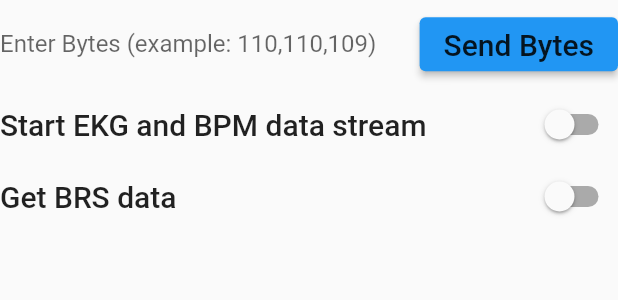
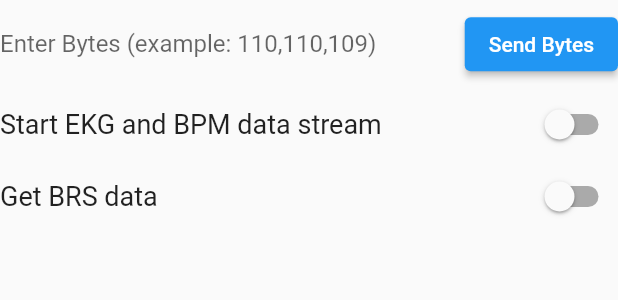
Before and after one commit to marcmathys/impuls-app, a Flutter app: the BluetoothCommandBar widget shown alone on an empty page, opened directly with empty values, on a phone screen of 412 x 824 dp. Shown: the top 300 px of the screen. Run offline on Flutter 3.47's test engine with Material 2 defaults, Android fonts, the phone set to English and light mode, and no system bars; our stand-ins replace cloud_firestore, firebase_auth, firebase_core, flutter_blue, flutter_riverpod, get and 2 more; accounts and stored records are empty; Roboto replaces fonts that are missing (Montserrat).

Commit message:
Styling changes

```diff
--- a/lib/Adminpanel/test_byte_array_bar.dart
+++ b/lib/Adminpanel/test_byte_array_bar.dart
@@ -4,6 +4,7 @@ import 'dart:typed_data';
 import 'package:flutter/material.dart';
 import 'package:flutter_riverpod/flutter_riverpod.dart';
 import 'package:impulsrefactor/States/stimulation_service.dart';
+import 'package:impulsrefactor/Style/themes.dart';
 
 class ByteArrayTestBar extends StatefulWidget {
   @override
@@ -38,10 +39,10 @@ class _ByteArrayTestBarState extends State<ByteArrayTestBar> {
   Widget build(BuildContext context) {
     return Column(
       children: [
-        Text(currentSentValue, style: Theme.of(context).textTheme.bodyText1),
+        Text(currentSentValue, style: Themes.getDefaultTextStyle()),
         Row(
           children: [
-            Text('Send byte values 0 - 1023 to EKG. Format: 0|High|Low', style: Theme.of(context).textTheme.bodyText1),
+            Text('Send byte values 0 - 1023 to EKG. Format: 0|High|Low', style: Themes.getSmallTextStyle()),
             Switch(
                 value: zeroHighLow,
                 onChanged: (value) {
--- /dev/null
+++ b/lib/Style/themes.dart
@@ -0,0 +1,27 @@
+import 'package:flutter/material.dart';
+
+class Themes {
+  static TextStyle getDefaultTextStyle() {
+    return TextStyle(fontSize: 18);
+  }
+
+  static TextStyle getSmallTextStyle() {
+    return TextStyle(fontSize: 12);
+  }
+
+  static TextStyle getButtonTextStyle() {
+    return TextStyle(fontSize: 14);
+  }
+
+  static TextStyle getErrorTextStyle() {
+    return TextStyle(fontSize: 20, fontWeight: FontWeight.bold, color: Colors.red);
+  }
+
+  static TextStyle getHeadingTextStyle() {
+    return TextStyle(fontSize: 24, fontWeight: FontWeight.bold);
+  }
+
+  static double getMoney() {
+    return double.infinity;
+  }
+}
--- a/lib/Views/Components/app_wide_components.dart
+++ b/lib/Views/Components/app_wide_components.dart
@@ -1,3 +1,5 @@
+import 'dart:ui';
+
 import 'package:flutter/material.dart';
 import 'package:impulsrefactor/Services/firebase_service.dart';
 
@@ -12,7 +14,7 @@ class Components {
     return AppBar(
       leading: Container(),
       centerTitle: true,
-      title: Text(title, style: Theme.of(context).textTheme.bodyText1),
+      title: Text(title, style: TextStyle(fontSize: 24, fontWeight: FontWeight.bold)),
       actions: [
         Visibility(
           visible: showLogoutButton(context),
--- a/lib/Views/Components/patient_tile_component.dart
+++ b/lib/Views/Components/patient_tile_component.dart
@@ -3,6 +3,7 @@ import 'package:impulsrefactor/Entities/patient.dart';
 import 'package:impulsrefactor/Services/firebase_service.dart';
 import 'package:impulsrefactor/States/current_patient.dart';
 import 'package:flutter_riverpod/flutter_riverpod.dart';
+import 'package:impulsrefactor/Style/themes.dart';
 
 class PatientTile extends StatelessWidget {
   PatientTile(this.patient);
@@ -26,7 +27,7 @@ class PatientTile extends StatelessWidget {
           mainAxisAlignment: MainAxisAlignment.spaceBetween,
           children: <Widget>[
             Flexible(flex: 1, child: Icon(patient.icon)),
-            Flexible(flex: 2, child: Text(patient.moodleID, style: Theme.of(context).textTheme.bodyText1)),
+            Flexible(flex: 2, child: Text(patient.moodleID, style: Themes.getDefaultTextStyle())),
             Flexible(flex: 1, child: Icon(Icons.keyboard_arrow_right)),
           ],
         ),
--- a/lib/Views/Components/stimulation_component.dart
+++ b/lib/Views/Components/stimulation_component.dart
@@ -3,6 +3,7 @@ import 'package:impulsrefactor/Helpers/byte_conversion.dart';
 import 'package:impulsrefactor/States/session_step.dart';
 import 'package:impulsrefactor/States/session_state.dart';
 import 'package:impulsrefactor/States/stimulation_service.dart';
+import 'package:impulsrefactor/Style/themes.dart';
 import 'package:impulsrefactor/Views/Components/ekg_chart_component.dart';
 import 'package:impulsrefactor/Views/Components/progress_bar_component.dart';
 import 'package:flutter_riverpod/flutter_riverpod.dart';
@@ -41,7 +42,7 @@ class _StimulationState extends State<Stimulation> {
                 decoration: BoxDecoration(border: Border.all(width: 1, color: Colors.indigo)),
                 child: Column(
                   children: <Widget>[
-                    Text('Treatment progress', style: Theme.of(context).textTheme.bodyText1),
+                    Text('Treatment progress', style: Themes.getDefaultTextStyle()),
                     SizedBox(height: 5),
                     ProgressRing(
                         key: _progressBarKey,
@@ -68,7 +69,7 @@ class _StimulationState extends State<Stimulation> {
                             context.read(sessionStepProvider.notifier).increment();
                           }
                         : null,
-                    child: Text('Next threshold\ndetermination', style: Theme.of(context).textTheme.bodyText1)),
+                    child: Text('Next threshold\ndetermination', style: Themes.getButtonTextStyle())),
               )
             ],
           ),
--- a/lib/Views/Debug/bluetooth_command_bar.dart
+++ b/lib/Views/Debug/bluetooth_command_bar.dart
@@ -5,6 +5,7 @@ import 'package:impulsrefactor/States/bpm_service.dart';
 import 'package:impulsrefactor/States/brs_service.dart';
 import 'package:impulsrefactor/States/ekg_service.dart';
 import 'package:impulsrefactor/States/stimulation_service.dart';
+import 'package:impulsrefactor/Style/themes.dart';
 import 'package:impulsrefactor/Views/Components/ekg_chart_component.dart';
 import 'package:flutter_riverpod/flutter_riverpod.dart';
 
@@ -53,14 +54,14 @@ class _BluetoothCommandBarState extends State<BluetoothCommandBar> {
               onPressed: () {
                 sendBytesOnPressed();
               },
-              child: Text('Send Bytes', style: Theme.of(context).textTheme.bodyText1),
+              child: Text('Send Bytes', style: Themes.getButtonTextStyle()),
             ),
           ],
         ),
         Row(
           mainAxisAlignment: MainAxisAlignment.spaceBetween,
           children: [
-            Text('Start EKG and BPM data stream', style: Theme.of(context).textTheme.bodyText1),
+            Text('Start EKG and BPM data stream', style: Themes.getDefaultTextStyle()),
             Switch(
                 value: ekgSwitch,
                 onChanged: (value) {
@@ -89,7 +90,7 @@ class _BluetoothCommandBarState extends State<BluetoothCommandBar> {
         Row(
           mainAxisAlignment: MainAxisAlignment.spaceBetween,
           children: [
-            Text('Get BRS data', style: Theme.of(context).textTheme.bodyText1),
+            Text('Get BRS data', style: Themes.getDefaultTextStyle()),
             Switch(
               value: brsSwitch,
               onChanged: (value) {
--- a/lib/Views/login.dart
+++ b/lib/Views/login.dart
@@ -1,5 +1,6 @@
 import 'package:flutter/material.dart';
 import 'package:impulsrefactor/Services/firebase_service.dart';
+import 'package:impulsrefactor/Style/themes.dart';
 import 'package:impulsrefactor/Views/Components/app_wide_components.dart';
 
 class Login extends StatefulWidget {
@@ -46,7 +47,7 @@ class _LoginState extends State<Login> {
                     child: TextFormField(
                       controller: _email,
                       validator: (value) => (value.isEmpty) ? "Please enter email" : null,
-                      style: Theme.of(context).textTheme.bodyText1,
+                      style: Themes.getDefaultTextStyle(),
                       decoration: InputDecoration(
                         prefixIcon: Icon(Icons.email),
                         labelText: "Email",
@@ -59,7 +60,7 @@ class _LoginState extends State<Login> {
                     child: TextFormField(
                       controller: _password,
                       validator: (value) => (value.isEmpty) ? "Please enter password" : null,
-                      style: Theme.of(context).textTheme.bodyText1,
+                      style: Themes.getDefaultTextStyle(),
                       decoration: InputDecoration(
                         prefixIcon: Icon(Icons.lock),
                         labelText: "Password",
@@ -70,11 +71,7 @@ class _LoginState extends State<Login> {
                   ),
                   Padding(
                     padding: const EdgeInsets.symmetric(horizontal: 16.0),
-                    child: Material(
-                      elevation: 5.0,
-                      borderRadius: BorderRadius.circular(30.0),
-                      color: Colors.indigo,
-                      child: MaterialButton(
+                    child: ElevatedButton(
                         onPressed: () async {
                           if (_email.text == 'admin' && _password.text == 'admin') {
                             Navigator.of(context).pushNamed('/admin');
@@ -85,8 +82,7 @@ class _LoginState extends State<Login> {
                             }
                           }
                         },
-                          child: Text('Sign In', style: Theme.of(context).textTheme.bodyText1)),
-                    ),
+                        child: Text('Sign In')),
                   ),
                 ],
               ),
--- a/lib/main.dart
+++ b/lib/main.dart
@@ -21,12 +21,8 @@ class ImpulsMain extends StatelessWidget {
     return GetMaterialApp(
       theme: ThemeData(
         primaryColor: Colors.indigo,
-        buttonColor: Colors.blue,
+        buttonColor: Colors.red,
         fontFamily: 'Montserrat',
-        textTheme: TextTheme(
-            bodyText1: TextStyle(fontSize: 20), // Standard Text
-            bodyText2: TextStyle(fontSize: 30, color: Colors.red, fontWeight: FontWeight.bold) // Error messages
-            ),
       ),
       title: 'Impuls',
       debugShowCheckedModeBanner: false,
```
Also changed, not shown: lib/Adminpanel/admin_screen.dart (+15 -14 lines), lib/Adminpanel/fitting_curve_info_window.dart (+4 -5 lines), lib/Views/Components/step_setup_component.dart (+7 -6 lines), lib/Views/Components/step_threshold_determination_component.dart (+29 -28 lines), lib/Views/Debug/bluetooth_device_picker.dart (+6 -5 lines), lib/Views/Debug/ekg_value_text_bar.dart (+5 -4 lines), lib/Views/patient_details.dart (+5 -5 lines), lib/Views/patient_select.dart (+5 -3 lines), lib/Views/session_guide.dart (+5 -4 lines). Lines whose indentation alone changed are shown as unchanged.
